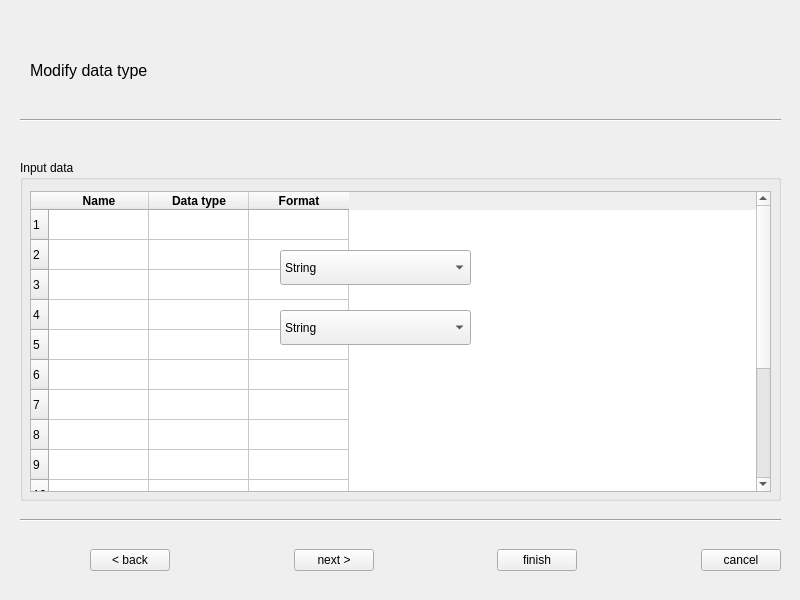
The window that UI/ModifyData.ui (zel0rd/Non-Identifying) describes before a commit, drawn with Qt 5.
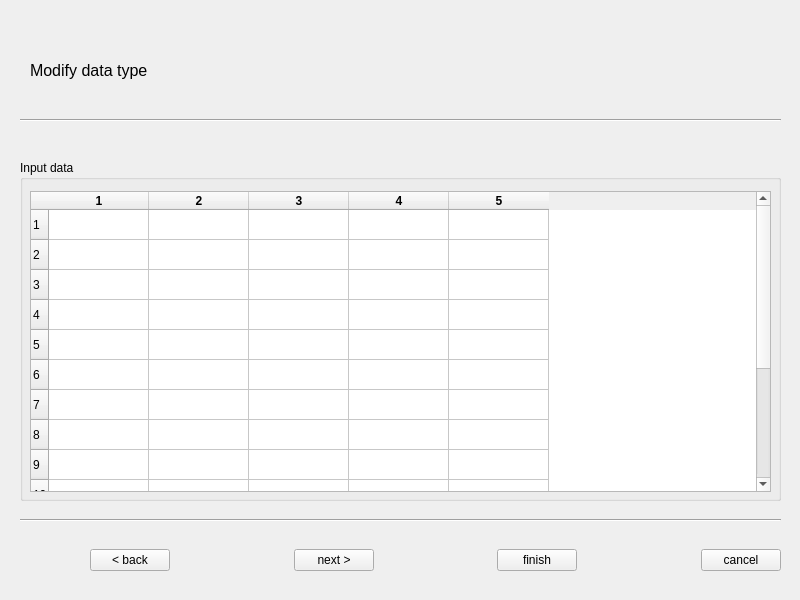
The same window after the commit.

Patch:
```diff
--- a/UI/ModifyData.ui
+++ b/UI/ModifyData.ui
@@ -55,7 +55,7 @@
      <row/>
      <column>
       <property name="text">
-       <string>Name</string>
+       <string>1</string>
       </property>
       <property name="font">
        <font>
@@ -66,7 +66,7 @@
      </column>
      <column>
       <property name="text">
-       <string>Data type</string>
+       <string>2</string>
       </property>
       <property name="font">
        <font>
@@ -77,7 +77,7 @@
      </column>
      <column>
       <property name="text">
-       <string>Format</string>
+       <string>3</string>
       </property>
       <property name="font">
        <font>
@@ -86,68 +86,28 @@
        </font>
       </property>
      </column>
-    </widget>
-    <widget class="QComboBox" name="comboBox">
-     <property name="geometry">
-      <rect>
-       <x>260</x>
-       <y>90</y>
-       <width>191</width>
-       <height>35</height>
-      </rect>
-     </property>
-     <property name="minimumSize">
-      <size>
-       <width>70</width>
-       <height>35</height>
-      </size>
-     </property>
-     <item>
+     <column>
       <property name="text">
-       <string>String</string>
+       <string>4</string>
       </property>
-     </item>
-     <item>
-      <property name="text">
-       <string>Integer</string>
+      <property name="font">
+       <font>
+        <weight>75</weight>
+        <bold>true</bold>
+       </font>
       </property>
-     </item>
-     <item>
+     </column>
+     <column>
       <property name="text">
-       <string>Date/Time</string>
+       <string>5</string>
       </property>
-     </item>
-    </widget>
-    <widget class="QComboBox" name="comboBox_2">
-     <property name="geometry">
-      <rect>
-       <x>260</x>
-       <y>150</y>
-       <width>191</width>
-       <height>35</height>
-      </rect>
-     </property>
-     <property name="minimumSize">
-      <size>
-       <width>70</width>
-       <height>35</height>
-      </size>
-     </property>
-     <item>
-      <property name="text">
-       <string>String</string>
+      <property name="font">
+       <font>
+        <weight>75</weight>
+        <bold>true</bold>
+       </font>
       </property>
-     </item>
-     <item>
-      <property name="text">
-       <string>Integer</string>
-      </property>
-     </item>
-     <item>
-      <property name="text">
-       <string>Date/Time</string>
-      </property>
-     </item>
+     </column>
     </widget>
    </widget>
    <widget class="Line" name="line">
```
